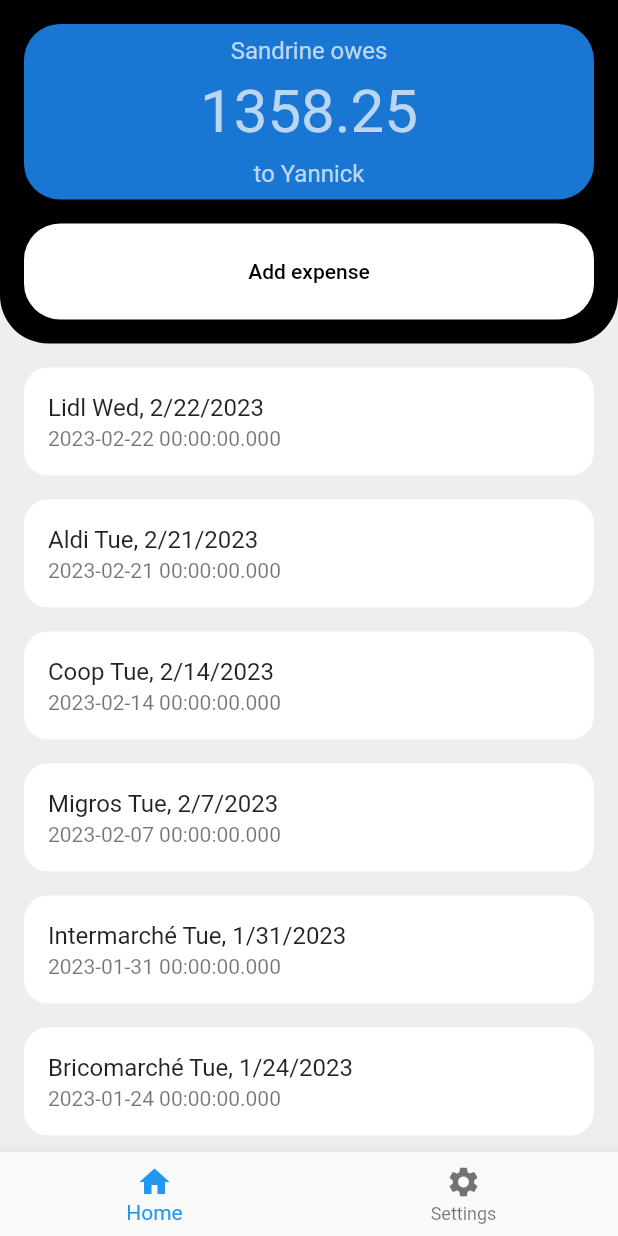
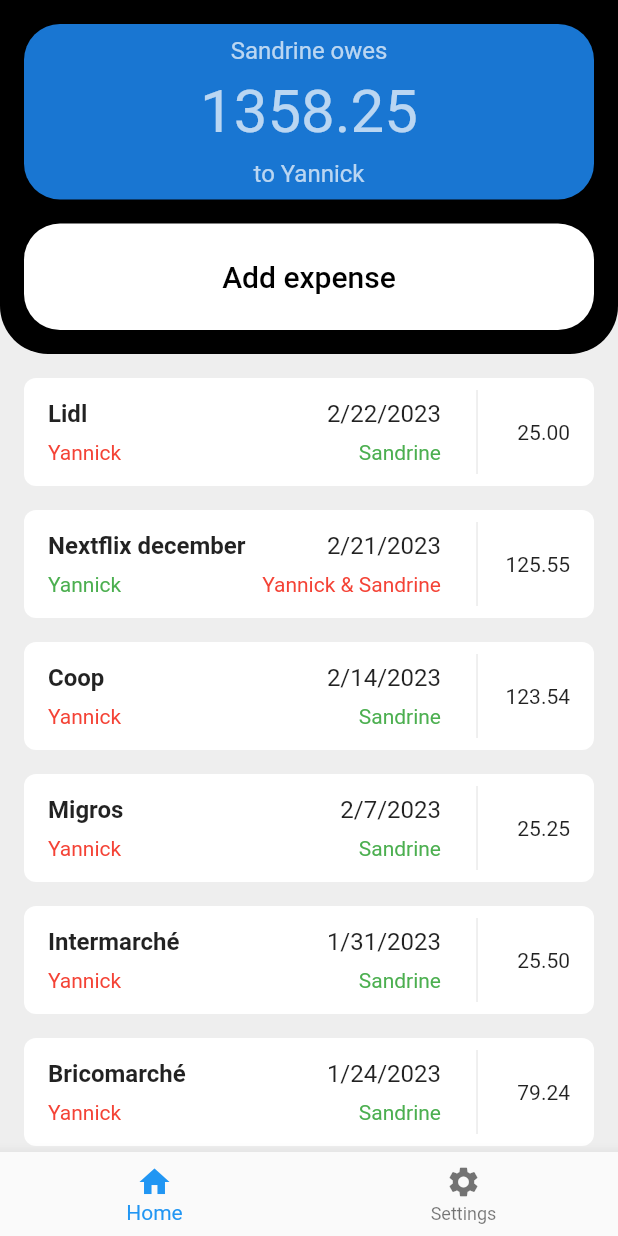
Before and after one commit to ymauray/xpns42, a Flutter app: the screen it shows after launch, on a phone screen of 412 x 824 dp. Run offline on Flutter 3.47's test engine with Material 2 defaults, Android fonts, the light colour scheme and no system bars; our stand-ins replace flutter_riverpod.

Commit message:
feat: more stuff

```diff
--- a/lib/page/home_page.dart
+++ b/lib/page/home_page.dart
@@ -16,7 +16,9 @@
       body: book.when(
         data: (book) => Column(
           children: [
-            Header(book: book),
+            SafeArea(
+              child: Header(book: book),
+            ),
             Expanded(
               child: Padding(
                 padding: const EdgeInsets.symmetric(vertical: 8),
@@ -24,6 +26,13 @@
                   itemCount: book.transactions.length,
                   itemBuilder: (context, index) {
                     final t = book.transactions[index];
+                    final originator =
+                        t.person1IsOriginator ? book.person1 : book.person2;
+                    final beneficiary = t.split
+                        ? '${book.person1} & ${book.person2}'
+                        : t.person1IsOriginator
+                            ? book.person2
+                            : book.person1;
 
                     return Padding(
                       padding: const EdgeInsets.symmetric(
@@ -32,14 +41,58 @@
                       ),
                       child: ListTile(
                         shape: RoundedRectangleBorder(
-                          borderRadius: BorderRadius.circular(16),
+                          borderRadius: BorderRadius.circular(8),
                         ),
                         tileColor: Colors.white,
-                        title: Text(
-                          '${t.title} ${DateFormat.yMEd().format(t.date)}',
+                        title: Padding(
+                          padding: const EdgeInsets.only(bottom: 8),
+                          child: Row(
+                            children: [
+                              Text(
+                                t.title,
+                                style: const TextStyle(
+                                  fontWeight: FontWeight.bold,
+                                ),
+                              ),
+                              const Spacer(),
+                              Padding(
+                                padding: const EdgeInsets.only(left: 8),
+                                child: Text(
+                                  DateFormat.yMd().format(t.date),
+                                ),
+                              ),
+                            ],
+                          ),
                         ),
-                        subtitle: Text(
-                          t.date.toString(),
+                        subtitle: Row(
+                          children: [
+                            Text(
+                              originator,
+                              style: TextStyle(
+                                color: t.payement ? Colors.green : Colors.red,
+                              ),
+                            ),
+                            const Spacer(),
+                            Text(
+                              beneficiary,
+                              style: TextStyle(
+                                color: t.payement ? Colors.red : Colors.green,
+                              ),
+                            ),
+                          ],
+                        ),
+                        trailing: SizedBox(
+                          width: 70,
+                          child: Row(
+                            mainAxisSize: MainAxisSize.min,
+                            children: [
+                              const VerticalDivider(),
+                              const Spacer(),
+                              Text(
+                                t.amount.toStringAsFixed(2),
+                              ),
+                            ],
+                          ),
                         ),
                       ),
                     );
--- a/lib/provider/books_provider.dart
+++ b/lib/provider/books_provider.dart
@@ -14,36 +14,54 @@
           title: 'Lidl',
           amount: 25,
           date: DateTime(2023, 2, 22),
+          payement: false,
+          person1IsOriginator: true,
+          split: false,
         ),
         Transaction(
           id: 1,
-          title: 'Aldi',
+          title: 'Nextflix december',
           amount: 125.55,
           date: DateTime(2023, 2, 21),
+          payement: true,
+          person1IsOriginator: true,
+          split: true,
         ),
         Transaction(
           id: 2,
           title: 'Coop',
           amount: 123.54,
           date: DateTime(2023, 2, 14),
+          payement: false,
+          person1IsOriginator: true,
+          split: false,
         ),
         Transaction(
           id: 3,
           title: 'Migros',
           amount: 25.25,
           date: DateTime(2023, 2, 7),
+          payement: false,
+          person1IsOriginator: true,
+          split: false,
         ),
         Transaction(
           id: 4,
           title: 'Intermarché',
           amount: 25.50,
           date: DateTime(2023, 1, 31),
+          payement: false,
+          person1IsOriginator: true,
+          split: false,
         ),
         Transaction(
           id: 5,
           title: 'Bricomarché',
           amount: 79.24,
           date: DateTime(2023, 1, 24),
+          payement: false,
+          person1IsOriginator: true,
+          split: false,
         ),
       ],
     );
--- a/lib/widget/header.dart
+++ b/lib/widget/header.dart
@@ -90,6 +90,9 @@
                             ),
                             child: const Text(
                               'Add expense',
+                              style: TextStyle(
+                                fontSize: 20,
+                              ),
                             ),
                           ),
                         ),
```
Also changed, not shown: lib/main.dart (+7 -3 lines), lib/model/transaction.dart (+39 -12 lines), 10 other files.
